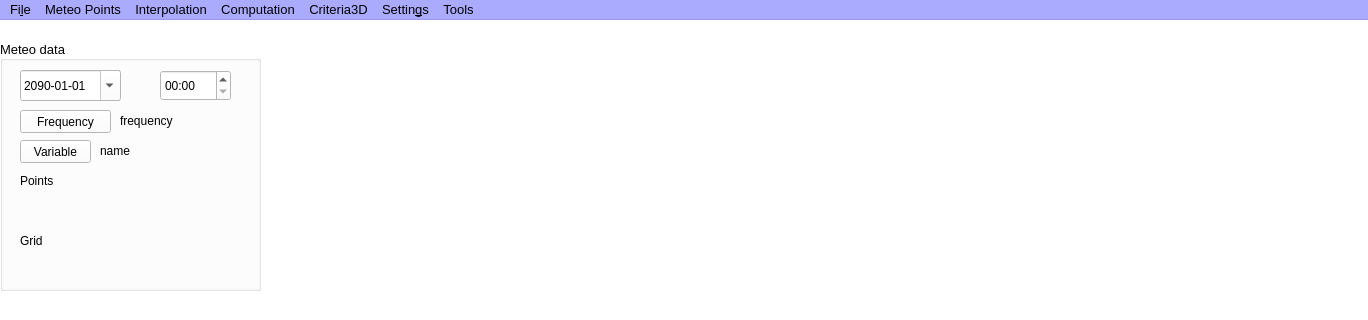
First picture: the form in PRAGA/mainwindow.ui, repository gaowudao/CRITERIA3D, before the edit; both pictures show x 0 to 1368 and y 0 to 320 of the 1368 by 768 pixel window.
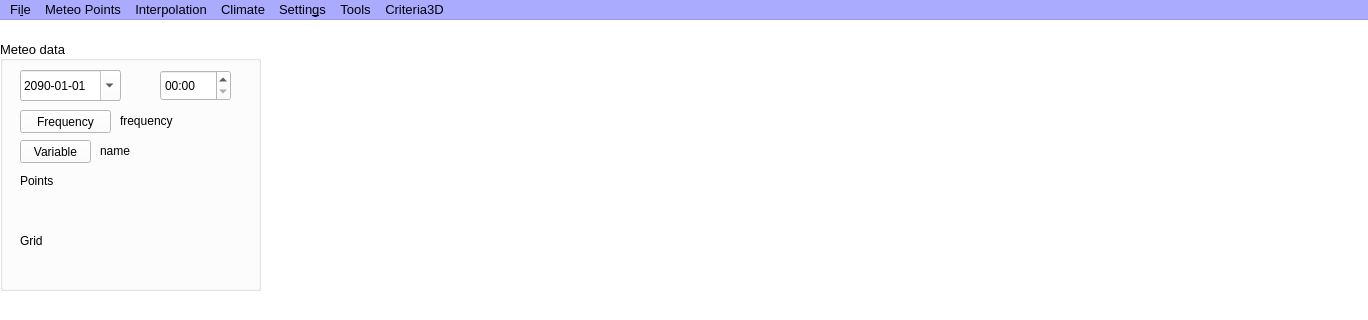
Second picture: the form after the edit.

Commit message: menu names

The edit to the form file:
```diff
--- a/PRAGA/mainwindow.ui
+++ b/PRAGA/mainwindow.ui
@@ -1859,7 +1859,7 @@
      <x>0</x>
      <y>0</y>
      <width>1368</width>
-     <height>30</height>
+     <height>21</height>
     </rect>
    </property>
    <property name="palette">
@@ -2368,9 +2368,9 @@
     <addaction name="actionShow_boundary"/>
     <addaction name="actionShow_soil"/>
    </widget>
-   <widget class="QMenu" name="menuComputation">
+   <widget class="QMenu" name="menuClimate">
     <property name="title">
-     <string>Computation</string>
+     <string>Climate</string>
     </property>
     <widget class="QMenu" name="menuElaboration">
      <property name="title">
@@ -2401,10 +2401,10 @@
    <addaction name="menuFile"/>
    <addaction name="menuVariable"/>
    <addaction name="menuInterpolation"/>
-   <addaction name="menuComputation"/>
-   <addaction name="menuCriteria3D"/>
+   <addaction name="menuClimate"/>
    <addaction name="menuGIS_settings"/>
    <addaction name="menuTools"/>
+   <addaction name="menuCriteria3D"/>
   </widget>
   <widget class="QStatusBar" name="statusBar"/>
   <action name="actionLoadRaster">
```
Left out of the diff: 14 changed lines with no effect on the pictures. The commit also changes 1 other file.
